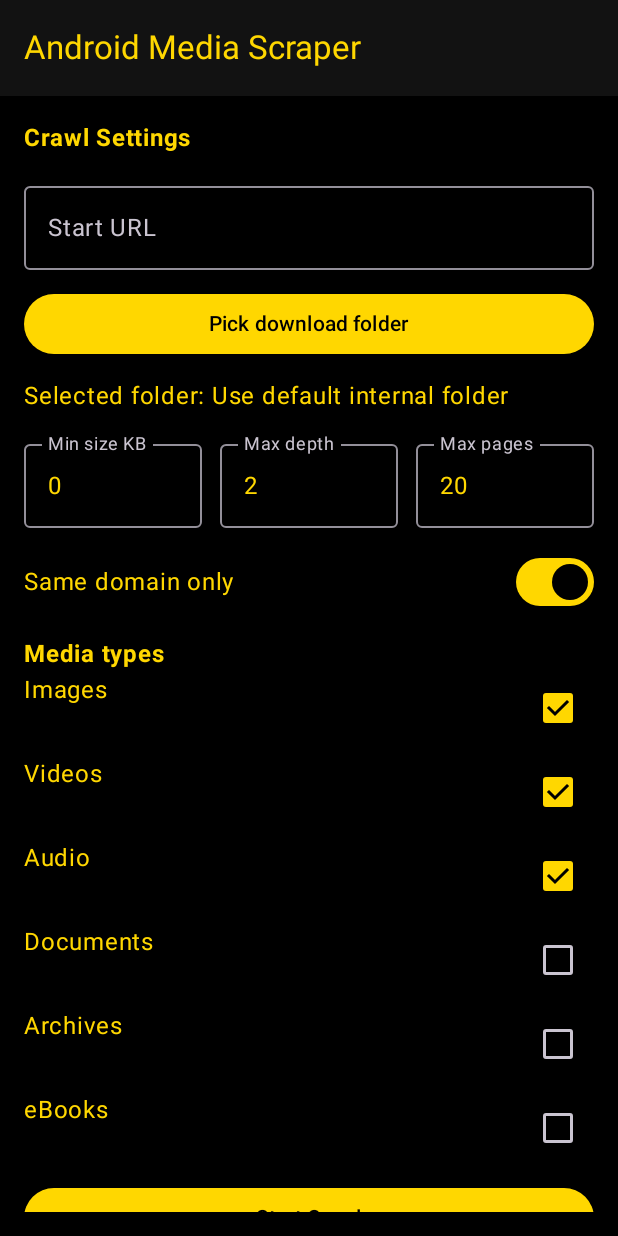
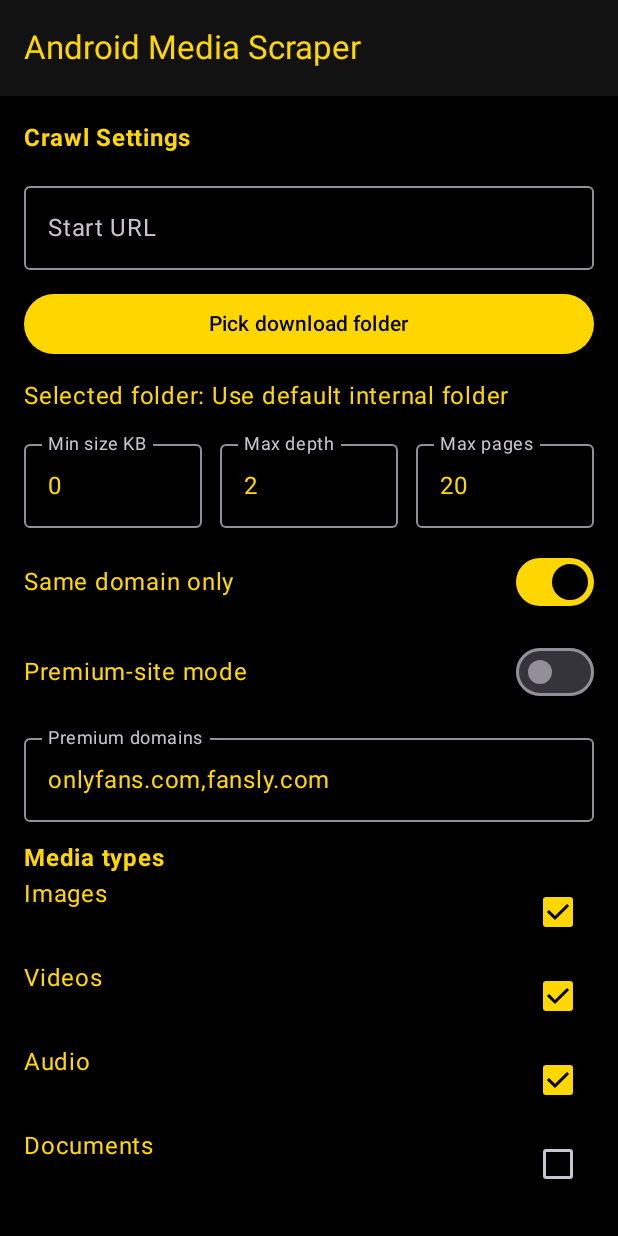
Before and after one commit to Kvngz3n0/DATA-SCRAPER-, an Android app built with Jetpack Compose: the screen it shows after launch (MainActivity), on a phone screen of 412 x 824 dp. Run offline under Robolectric (Android 15) with nearby library versions, the light colour scheme and no system bars.

Commit message:
Add premium-mode build and docs

```diff
--- a/app/src/main/AndroidManifest.xml
+++ b/app/src/main/AndroidManifest.xml
@@ -5,7 +5,7 @@
     <application
         android:allowBackup="true"
         android:usesCleartextTraffic="true"
-        android:label="Webscraper"
+        android:label="@string/app_name"
         android:icon="@mipmap/ic_launcher"
         android:theme="@style/Theme.MangaScraper">
         <activity
--- a/app/src/main/java/com/example/mangascraper/MainActivity.kt
+++ b/app/src/main/java/com/example/mangascraper/MainActivity.kt
@@ -35,6 +35,7 @@ import androidx.compose.material3.TextField
 import androidx.compose.material3.TopAppBar
 import androidx.compose.material3.darkColorScheme
 import androidx.compose.runtime.Composable
+import androidx.compose.runtime.LaunchedEffect
 import androidx.compose.runtime.getValue
 import androidx.compose.runtime.mutableStateListOf
 import androidx.compose.runtime.mutableStateOf
@@ -89,12 +90,21 @@ fun AppScreen() {
     var maxDepth by remember { mutableStateOf("2") }
     var maxPages by remember { mutableStateOf("20") }
     var sameDomain by remember { mutableStateOf(true) }
+    var premiumMode by remember { mutableStateOf(BuildConfig.IS_PREMIUM_RELEASE) }
+    var premiumDomainsText by remember { mutableStateOf("onlyfans.com,fansly.com") }
     val selectedTypes = remember { mutableStateListOf(MediaType.IMAGES, MediaType.VIDEOS, MediaType.AUDIO) }
     var isRunning by remember { mutableStateOf(false) }
     var logMessages = remember { mutableStateListOf<String>() }
     var results by remember { mutableStateOf<List<MediaResult>>(emptyList()) }
     val scope = rememberCoroutineScope()
     var showResultCount by remember { mutableStateOf(false) }
+
+    LaunchedEffect(premiumMode, premiumDomainsText) {
+        scraper.configurePremiumMode(
+            premiumMode,
+            premiumDomainsText.split(',').map { it.trim() }.filter { it.isNotBlank() }
+        )
+    }
 
     val folderPickerLauncher = rememberLauncherForActivityResult(
         contract = ActivityResultContracts.OpenDocumentTree()
@@ -179,6 +189,23 @@ fun AppScreen() {
             }
 
             item {
+                Row(verticalAlignment = androidx.compose.ui.Alignment.CenterVertically) {
+                    Text("Premium-site mode", modifier = Modifier.weight(1f))
+                    Switch(checked = premiumMode, onCheckedChange = { premiumMode = it })
+                }
+            }
+
+            item {
+                OutlinedTextField(
+                    value = premiumDomainsText,
+                    onValueChange = { premiumDomainsText = it },
+                    label = { Text("Premium domains") },
+                    placeholder = { Text("onlyfans.com, fansly.com") },
+                    modifier = Modifier.fillMaxWidth()
+                )
+            }
+
+            item {
                 Text("Media types", fontWeight = FontWeight.Bold)
                 Column(verticalArrangement = Arrangement.spacedBy(8.dp)) {
                     MediaType.values().forEach { type ->
@@ -223,6 +250,8 @@ fun AppScreen() {
                                 maxPages = maxPages.toIntOrNull() ?: 20,
                                 sameDomain = sameDomain,
                                 destinationTreeUri = destinationUri,
+                                premiumModeEnabled = premiumMode,
+                                premiumDomains = premiumDomainsText.split(',').map { it.trim() }.filter { it.isNotBlank() },
                                 progress = { message ->
                                     logMessages.add(message)
                                 }
--- a/app/src/main/java/com/example/mangascraper/ScraperService.kt
+++ b/app/src/main/java/com/example/mangascraper/ScraperService.kt
@@ -10,6 +10,7 @@ import org.jsoup.Jsoup
 import java.io.File
 import java.net.InetSocketAddress
 import java.net.Proxy
+import java.net.URI
 import java.util.concurrent.TimeUnit
 
 class ScraperService(
@@ -17,6 +18,9 @@ class ScraperService(
     private val proxyUrl: String? = null,
     private val userAgents: List<String> = DEFAULT_USER_AGENTS
 ) {
+    private var premiumModeEnabled: Boolean = false
+    private var premiumDomains: Set<String> = emptySet()
+
     private val client: OkHttpClient = OkHttpClient.Builder()
         .cache(cacheDir?.let { Cache(it, 50L * 1024L * 1024L) })
         .connectTimeout(20, TimeUnit.SECONDS)
@@ -26,13 +30,10 @@ class ScraperService(
         .proxy(buildProxy(proxyUrl))
         .addInterceptor { chain ->
             val original = chain.request()
-            val request = original.newBuilder()
-                .header("User-Agent", pickRandomUserAgent())
-                .header("Accept-Language", "en-US,en;q=0.9")
-                .header("Referer", original.url.host)
-                .header("Accept", "text/html,application/xhtml+xml,application/xml;q=0.9,*/*;q=0.8")
-                .build()
-            chain.proceed(request)
+            val headers = buildHeaders(original.url.toString())
+            val requestBuilder = original.newBuilder()
+            headers.forEach { (name, value) -> requestBuilder.header(name, value) }
+            chain.proceed(requestBuilder.build())
         }
         .build()
 
@@ -66,6 +67,11 @@ class ScraperService(
             .distinct()
     }
 
+    fun configurePremiumMode(enabled: Boolean, domains: List<String>) {
+        premiumModeEnabled = enabled
+        premiumDomains = domains.map { it.trim().lowercase() }.filter { it.isNotBlank() }.toSet()
+    }
+
     fun setProxy(url: String?) {
         // The client is immutable here; callers can create a new service instance with the proxy.
     }
@@ -82,6 +88,27 @@ class ScraperService(
     }
 
     private fun pickRandomUserAgent(): String = userAgents.random()
+
+    private fun buildHeaders(url: String): Map<String, String> {
+        val host = runCatching { URI(url).host.orEmpty() }.getOrDefault("")
+        val isPremiumSite = premiumModeEnabled && premiumDomains.any { domain ->
+            host.equals(domain, ignoreCase = true) || host.endsWith(".$domain", ignoreCase = true)
+        }
+
+        return buildMap {
+            put("User-Agent", pickRandomUserAgent())
+            put("Accept-Language", "en-US,en;q=0.9")
+            put("Referer", if (host.isNotBlank()) "https://$host/" else "https://example.com/")
+            put("Accept", if (isPremiumSite) "application/json,text/plain, */*" else "text/html,application/xhtml+xml,application/xml;q=0.9,*/*;q=0.8")
+            if (isPremiumSite) {
+                put("Origin", if (host.isNotBlank()) "https://$host" else "https://onlyfans.com")
+                put("X-Requested-With", "XMLHttpRequest")
+                put("Sec-Fetch-Dest", "empty")
+                put("Sec-Fetch-Mode", "cors")
+                put("Sec-Fetch-Site", "same-origin")
+            }
+        }
+    }
 
     private inline fun <T> fetchWithRetry(
         url: String,
--- /dev/null
+++ b/app/src/main/res/values/strings.xml
@@ -0,0 +1,3 @@
+<resources>
+    <string name="app_name">Webscraper</string>
+</resources>
```
Also changed, not shown: app/build.gradle.kts (+15 -0 lines), app/src/main/java/com/example/mangascraper/MediaCrawler.kt (+56 -5 lines), 4 other files.
